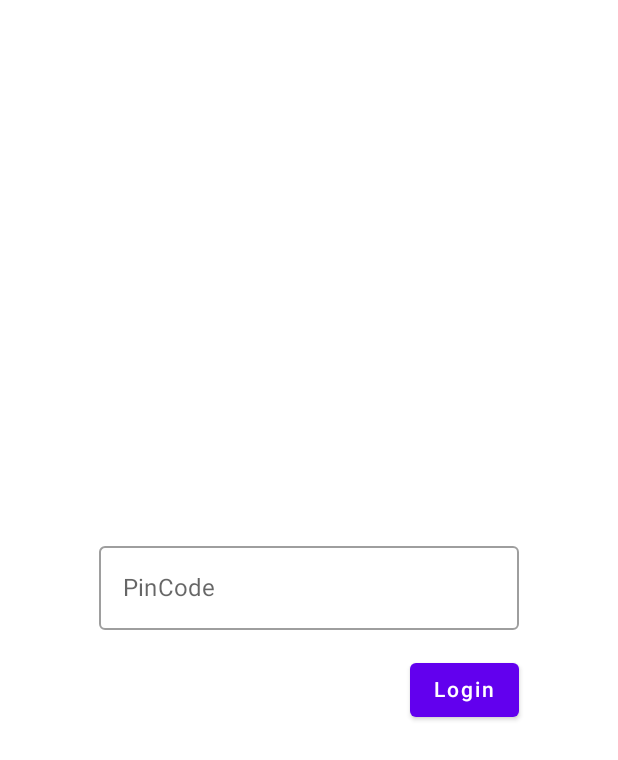
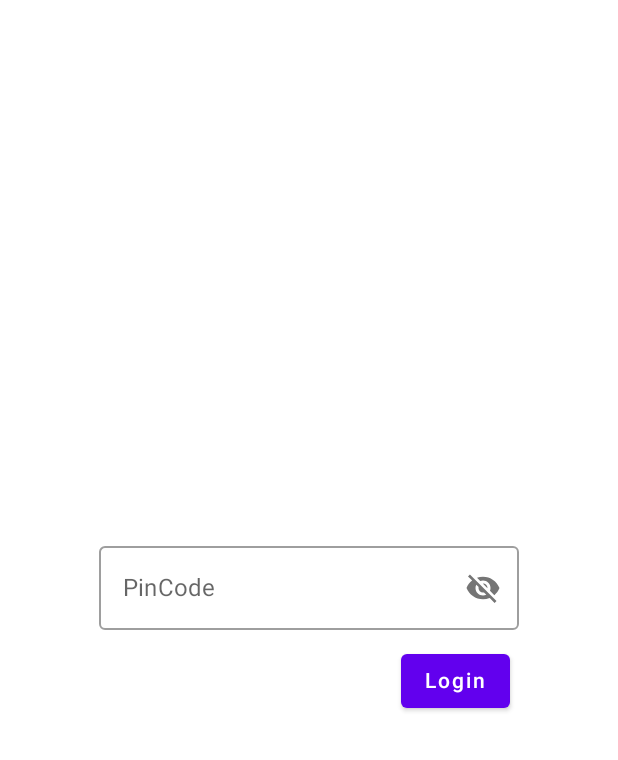
Before and after one commit to lihancoding/MyAccounts, an Android app built with Jetpack Compose: the composable pinCodeLogin shown on its own in the app's theme, on a phone screen of 412 x 824 dp. Shown: the top 760 px of the screen. Run offline under Robolectric (Android 15) with nearby library versions, the phone set to English and light mode, and no system bars.

Commit message:
need fix finger login

```diff
--- a/app/src/main/java/com/lihan/myaccounts/Costrants.kt
+++ b/app/src/main/java/com/lihan/myaccounts/Costrants.kt
@@ -5,3 +5,4 @@ import android.content.SharedPreferences
 
 const val  SHAREDPREFERENCES_KEY = "user_data"
 const val  PINCODE_KEY  = "userpincode"
+const val  REMEMBERCODE_KEY  = "userrememberCode"
--- a/app/src/main/java/com/lihan/myaccounts/Navigation.kt
+++ b/app/src/main/java/com/lihan/myaccounts/Navigation.kt
@@ -21,7 +21,7 @@ fun Navigation(mainActivity: MainActivity) {
         composable(route = Screen.LoginScreen.route){
             LoginScreen(navController,mainActivity)
         }
-        composable(route = Screen.AccountScreen.route){
+        composable(route = Screen.AccountListScreen.route){
             AccountListScreen(navController)
         }
 
--- a/app/src/main/java/com/lihan/myaccounts/Screen.kt
+++ b/app/src/main/java/com/lihan/myaccounts/Screen.kt
@@ -2,7 +2,7 @@ package com.lihan.myaccounts
 
 sealed class Screen(val route : String ){
     object LoginScreen : Screen("login_screen")
-    object AccountScreen : Screen("account_screen")
+    object AccountListScreen : Screen("account_list_screen")
     object AccountInsertScreen : Screen("account_insert_screen")
     object AccountUpdateScreen : Screen("account_update_screen")
 }
--- a/app/src/main/java/com/lihan/myaccounts/loginui/LoginScreen.kt
+++ b/app/src/main/java/com/lihan/myaccounts/loginui/LoginScreen.kt
@@ -7,17 +7,22 @@ import androidx.biometric.BiometricPrompt
 import androidx.compose.foundation.layout.*
 import androidx.compose.foundation.text.KeyboardOptions
 import androidx.compose.material.*
+import androidx.compose.material.icons.Icons
 import androidx.compose.runtime.*
 import androidx.compose.ui.Alignment
 import androidx.compose.ui.Modifier
 import androidx.compose.ui.platform.LocalContext
+import androidx.compose.ui.res.painterResource
 import androidx.compose.ui.text.input.KeyboardType
+import androidx.compose.ui.text.input.PasswordVisualTransformation
+import androidx.compose.ui.text.input.VisualTransformation
 import androidx.compose.ui.unit.dp
 import androidx.navigation.NavHostController
-import com.lihan.myaccounts.MainActivity
-import com.lihan.myaccounts.PINCODE_KEY
-import com.lihan.myaccounts.SHAREDPREFERENCES_KEY
-import com.lihan.myaccounts.Screen
+import com.lihan.myaccounts.*
+import com.lihan.myaccounts.R
+import kotlinx.coroutines.CoroutineScope
+import kotlinx.coroutines.Dispatchers
+import kotlinx.coroutines.launch
 import java.util.concurrent.Executors
 
 @Composable
@@ -28,7 +33,7 @@ fun LoginScreen(navController: NavHostController, mainActivity: MainActivity) {
     val withFingerLogin = BiometricManager.from(mainActivity)
         .canAuthenticate() == BiometricManager.BIOMETRIC_SUCCESS
 
-    if (!withFingerLogin){
+//    if (!withFingerLogin){
         val sp = mainActivity.getSharedPreferences(SHAREDPREFERENCES_KEY, Context.MODE_PRIVATE)
         val mPinCode = sp.getString(PINCODE_KEY,"")
         mPinCode?.let {
@@ -38,9 +43,10 @@ fun LoginScreen(navController: NavHostController, mainActivity: MainActivity) {
                 pinCodeLogin(navController)
             }
         }
-    }else{
-        fingerLogin(mainActivity,navController)
-    }
+//    }
+//    else{
+//        fingerLogin(mainActivity,navController)
+//    }
 
 
 }
@@ -94,7 +100,7 @@ fun CreatePinCode(navController: NavHostController) {
                     if (textFieldValue == textFieldValueAgain){
                         val sp = context.getSharedPreferences(SHAREDPREFERENCES_KEY, Context.MODE_PRIVATE)
                         sp.edit().putString(PINCODE_KEY,textFieldValue).commit()
-                        navController.navigate(Screen.AccountScreen.route)
+                        navController.navigate(Screen.AccountListScreen.route)
                     }
                 },
                 modifier = Modifier
@@ -112,9 +118,19 @@ fun CreatePinCode(navController: NavHostController) {
 @Composable
 fun pinCodeLogin(navController: NavHostController) {
     val context = LocalContext.current
+    val sp = context.getSharedPreferences(SHAREDPREFERENCES_KEY,Context.MODE_PRIVATE)
+    var textFieldValue by remember {
+        mutableStateOf(sp.getString(PINCODE_KEY,""))
+    }
 
-    var textFieldValue by remember {
-        mutableStateOf("")
+    var passwordCanSee by remember {
+        mutableStateOf(false)
+    }
+    val icon = if (passwordCanSee){
+        painterResource(id = R.drawable.ic_baseline_visibility_24)
+    }else{
+        painterResource(id = R.drawable.ic_baseline_visibility_off_24)
+
     }
     Column(
         modifier = Modifier.fillMaxSize(),
@@ -122,19 +138,30 @@ fun pinCodeLogin(navController: NavHostController) {
     horizontalAlignment = Alignment.CenterHorizontally
 
     ) {
-        Column {
+        Column(
+            horizontalAlignment = Alignment.CenterHorizontally
+        ) {
             OutlinedTextField(
                 label = { Text(text = "PinCode")},
-                value = textFieldValue,
+                value = textFieldValue!!,
                 onValueChange = {
                     if (it.length <= 4){
                         textFieldValue = it
                     }
                 },
-                modifier = Modifier.padding(16.dp),
+                modifier = Modifier.padding(10.dp),
                 keyboardOptions = KeyboardOptions(keyboardType = KeyboardType.NumberPassword),
                 maxLines = 1,
-                singleLine = true
+                singleLine = true,
+                trailingIcon = {
+                    IconButton(onClick = {
+                        passwordCanSee = !passwordCanSee
+                    }) {
+                        Icon(painter = icon, contentDescription = "show or no show")
+                    }
+
+                },
+                visualTransformation = if (passwordCanSee) VisualTransformation.None else PasswordVisualTransformation()
 
             )
            Button(
@@ -142,7 +169,7 @@ fun pinCodeLogin(navController: NavHostController) {
                         val sp = context.getSharedPreferences(SHAREDPREFERENCES_KEY,Context.MODE_PRIVATE)
                         val pincode = sp.getString(PINCODE_KEY,"")
                         if (pincode == textFieldValue){
-                        navController.navigate(Screen.AccountScreen.route)
+                            navController.navigate(Screen.AccountListScreen.route)
                         }
                     },
                     modifier = Modifier
@@ -151,6 +178,7 @@ fun pinCodeLogin(navController: NavHostController) {
                 ) {
                     Text(text = "Login")
                 }
+
         }
 
 
@@ -178,7 +206,10 @@ private fun fingerLogin(mainActivity: MainActivity, navController: NavHostContro
                 executor,
                 object : BiometricPrompt.AuthenticationCallback() {
                     override fun onAuthenticationSucceeded(result: BiometricPrompt.AuthenticationResult) {
-                        navController.navigate(Screen.AccountScreen.route)
+                        CoroutineScope(Dispatchers.Main).launch {
+                            navController.navigate(Screen.AccountListScreen.route)
+                        }
+
                     }
 
                     override fun onAuthenticationError(
@@ -205,8 +236,3 @@ private fun fingerLogin(mainActivity: MainActivity, navController: NavHostContro
         else -> throw IllegalStateException("ここには入らないはず。")
     }
 }
-
-
-fun isHavePinCode(): Boolean {
-    return false
-}
--- /dev/null
+++ b/app/src/main/res/drawable/ic_baseline_visibility_24.xml
@@ -0,0 +1,5 @@
+<vector android:height="24dp" android:tint="#A9A5A5"
+    android:viewportHeight="24" android:viewportWidth="24"
+    android:width="24dp" xmlns:android="http://schemas.android.com/apk/res/android">
+    <path android:fillColor="@android:color/white" android:pathData="M12,4.5C7,4.5 2.73,7.61 1,12c1.73,4.39 6,7.5 11,7.5s9.27,-3.11 11,-7.5c-1.73,-4.39 -6,-7.5 -11,-7.5zM12,17c-2.76,0 -5,-2.24 -5,-5s2.24,-5 5,-5 5,2.24 5,5 -2.24,5 -5,5zM12,9c-1.66,0 -3,1.34 -3,3s1.34,3 3,3 3,-1.34 3,-3 -1.34,-3 -3,-3z"/>
+</vector>
--- /dev/null
+++ b/app/src/main/res/drawable/ic_baseline_visibility_off_24.xml
@@ -0,0 +1,5 @@
+<vector android:height="24dp" android:tint="#A9A5A5"
+    android:viewportHeight="24" android:viewportWidth="24"
+    android:width="24dp" xmlns:android="http://schemas.android.com/apk/res/android">
+    <path android:fillColor="@android:color/white" android:pathData="M12,7c2.76,0 5,2.24 5,5 0,0.65 -0.13,1.26 -0.36,1.83l2.92,2.92c1.51,-1.26 2.7,-2.89 3.43,-4.75 -1.73,-4.39 -6,-7.5 -11,-7.5 -1.4,0 -2.74,0.25 -3.98,0.7l2.16,2.16C10.74,7.13 11.35,7 12,7zM2,4.27l2.28,2.28 0.46,0.46C3.08,8.3 1.78,10.02 1,12c1.73,4.39 6,7.5 11,7.5 1.55,0 3.03,-0.3 4.38,-0.84l0.42,0.42L19.73,22 21,20.73 3.27,3 2,4.27zM7.53,9.8l1.55,1.55c-0.05,0.21 -0.08,0.43 -0.08,0.65 0,1.66 1.34,3 3,3 0.22,0 0.44,-0.03 0.65,-0.08l1.55,1.55c-0.67,0.33 -1.41,0.53 -2.2,0.53 -2.76,0 -5,-2.24 -5,-5 0,-0.79 0.2,-1.53 0.53,-2.2zM11.84,9.02l3.15,3.15 0.02,-0.16c0,-1.66 -1.34,-3 -3,-3l-0.17,0.01z"/>
+</vector>
```
Lines whose indentation alone changed are shown as unchanged.
